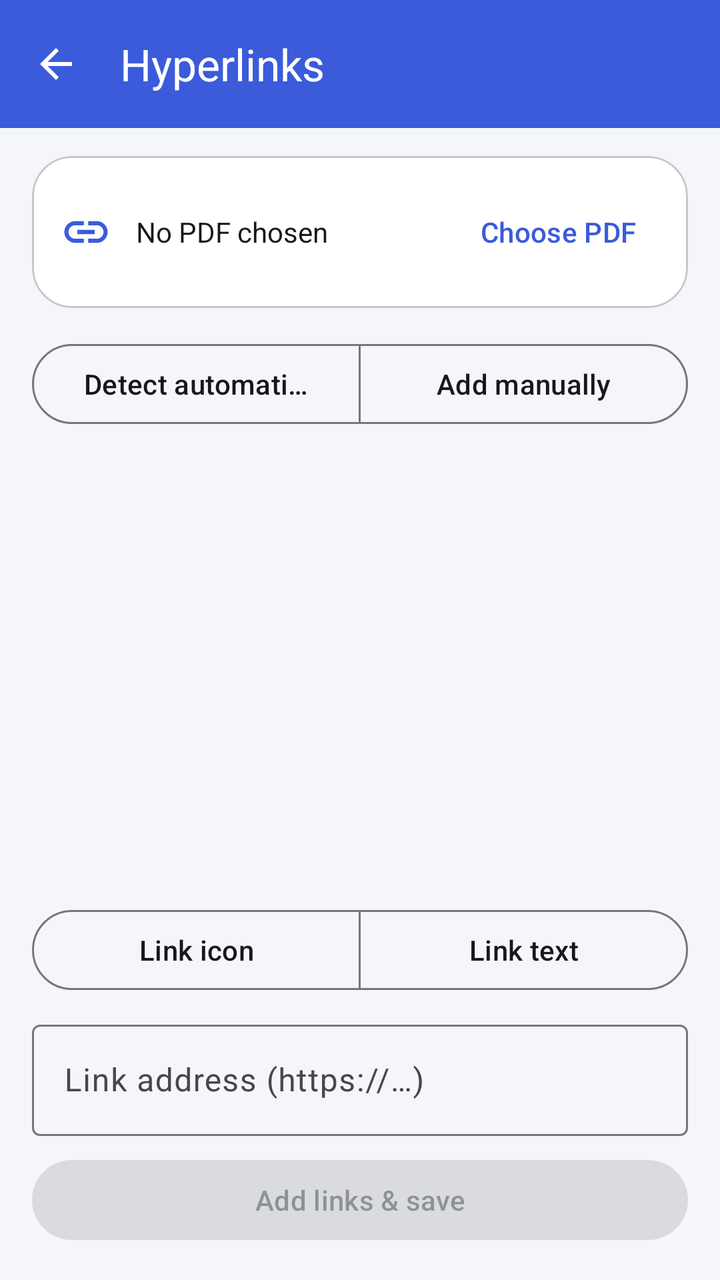
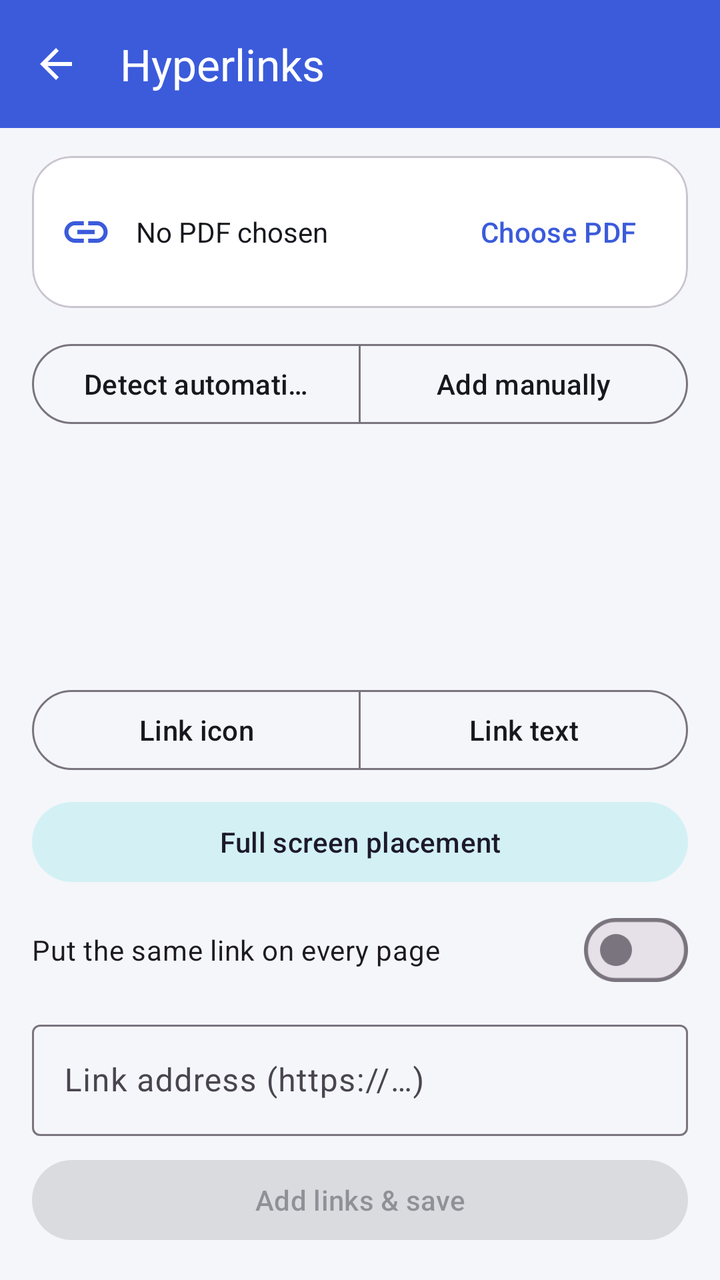

Screens rendered from an Android XML layout before and after an edit, with the pre-edit source and the edit as a unified diff.
<!-- AndroidManifest.xml: application theme Theme.PDFsmith -->
<!-- res/layout/activity_links.xml -->
<?xml version="1.0" encoding="utf-8"?>
<LinearLayout xmlns:android="http://schemas.android.com/apk/res/android"
    xmlns:app="http://schemas.android.com/apk/res-auto"
    android:layout_width="match_parent"
    android:layout_height="match_parent"
    android:background="@color/app_background"
    android:orientation="vertical">

    <com.google.android.material.appbar.MaterialToolbar
        android:id="@+id/toolbar"
        android:layout_width="match_parent"
        android:layout_height="?attr/actionBarSize"
        android:background="?attr/colorPrimary"
        app:navigationIcon="@drawable/ic_back"
        app:navigationIconTint="@color/white"
        app:title="@string/tool_links"
        app:titleTextColor="@color/white" />

    <com.google.android.material.card.MaterialCardView
        android:layout_width="match_parent"
        android:layout_height="wrap_content"
        android:layout_marginStart="16dp"
        android:layout_marginTop="14dp"
        android:layout_marginEnd="16dp"
        app:cardCornerRadius="20dp">

        <LinearLayout
            android:layout_width="match_parent"
            android:layout_height="wrap_content"
            android:gravity="center_vertical"
            android:orientation="horizontal"
            android:padding="14dp">

            <ImageView
                android:layout_width="26dp"
                android:layout_height="26dp"
                android:contentDescription="@string/tool_links"
                android:src="@drawable/ic_link"
                app:tint="@color/brand_primary" />

            <TextView
                android:id="@+id/fileName"
                android:layout_width="0dp"
                android:layout_height="wrap_content"
                android:layout_marginStart="12dp"
                android:layout_weight="1"
                android:ellipsize="middle"
                android:maxLines="1"
                android:text="@string/msg_no_file_chosen"
                android:textColor="@color/text_primary"
                android:textSize="14sp" />

            <com.google.android.material.button.MaterialButton
                android:id="@+id/btnChoose"
                style="@style/Widget.Material3.Button.TextButton"
                android:layout_width="wrap_content"
                android:layout_height="wrap_content"
                android:text="@string/action_choose_pdf" />
        </LinearLayout>
    </com.google.android.material.card.MaterialCardView>

    <com.google.android.material.button.MaterialButtonToggleGroup
        android:id="@+id/modeGroup"
        android:layout_width="match_parent"
        android:layout_height="wrap_content"
        android:layout_marginStart="16dp"
        android:layout_marginTop="14dp"
        android:layout_marginEnd="16dp"
        app:selectionRequired="true"
        app:singleSelection="true">

        <com.google.android.material.button.MaterialButton
            android:id="@+id/modeAuto"
            style="@style/Widget.Material3.Button.OutlinedButton"
            android:layout_width="0dp"
            android:layout_height="wrap_content"
            android:layout_weight="1"
            android:text="@string/links_mode_auto" />

        <com.google.android.material.button.MaterialButton
            android:id="@+id/modeManual"
            style="@style/Widget.Material3.Button.OutlinedButton"
            android:layout_width="0dp"
            android:layout_height="wrap_content"
            android:layout_weight="1"
            android:text="@string/links_mode_manual" />
    </com.google.android.material.button.MaterialButtonToggleGroup>

    <TextView
        android:id="@+id/info"
        android:layout_width="match_parent"
        android:layout_height="wrap_content"
        android:paddingStart="16dp"
        android:paddingTop="12dp"
        android:paddingEnd="16dp"
        android:textColor="@color/text_secondary"
        android:textSize="13sp" />

    <ScrollView
        android:id="@+id/listWrap"
        android:layout_width="match_parent"
        android:layout_height="0dp"
        android:layout_weight="1"
        android:paddingStart="12dp"
        android:paddingEnd="12dp">

        <LinearLayout
            android:id="@+id/linkList"
            android:layout_width="match_parent"
            android:layout_height="wrap_content"
            android:orientation="vertical" />
    </ScrollView>

    <LinearLayout
        android:id="@+id/manualWrap"
        android:layout_width="match_parent"
        android:layout_height="0dp"
        android:layout_weight="1"
        android:orientation="vertical"
        android:visibility="gone">

        <FrameLayout
            android:layout_width="match_parent"
            android:layout_height="0dp"
            android:layout_weight="1"
            android:background="@color/viewer_bg">

            <ImageView
                android:id="@+id/pageImage"
                android:layout_width="match_parent"
                android:layout_height="match_parent"
                android:contentDescription="@string/tool_links"
                android:scaleType="fitCenter" />

            <com.vk062777.pdfsmith.ui.CropView
                android:id="@+id/rectPick"
                android:layout_width="match_parent"
                android:layout_height="match_parent" />
        </FrameLayout>

        <LinearLayout
            android:layout_width="match_parent"
            android:layout_height="wrap_content"
            android:gravity="center_vertical"
            android:orientation="horizontal"
            android:paddingTop="4dp">

            <ImageButton
                android:id="@+id/prevPage"
                android:layout_width="44dp"
                android:layout_height="44dp"
                android:background="?attr/selectableItemBackgroundBorderless"
                android:contentDescription="@string/action_move_up"
                android:src="@drawable/ic_chevron_left"
                app:tint="@color/text_primary" />

            <TextView
                android:id="@+id/pageLabel"
                android:layout_width="0dp"
                android:layout_height="wrap_content"
                android:layout_weight="1"
                android:gravity="center"
                android:textColor="@color/text_secondary"
                android:textSize="13sp" />

            <ImageButton
                android:id="@+id/nextPage"
                android:layout_width="44dp"
                android:layout_height="44dp"
                android:background="?attr/selectableItemBackgroundBorderless"
                android:contentDescription="@string/action_move_down"
                android:src="@drawable/ic_chevron_right"
                app:tint="@color/text_primary" />
        </LinearLayout>
    </LinearLayout>

    <com.google.android.material.button.MaterialButtonToggleGroup
        android:id="@+id/kindGroup"
        android:layout_width="match_parent"
        android:layout_height="wrap_content"
        android:layout_marginStart="16dp"
        android:layout_marginTop="10dp"
        android:layout_marginEnd="16dp"
        app:selectionRequired="true"
        app:singleSelection="true">

        <com.google.android.material.button.MaterialButton
            android:id="@+id/kindIcon"
            style="@style/Widget.Material3.Button.OutlinedButton"
            android:layout_width="0dp"
            android:layout_height="wrap_content"
            android:layout_weight="1"
            android:text="@string/links_kind_icon" />

        <com.google.android.material.button.MaterialButton
            android:id="@+id/kindText"
            style="@style/Widget.Material3.Button.OutlinedButton"
            android:layout_width="0dp"
            android:layout_height="wrap_content"
            android:layout_weight="1"
            android:text="@string/links_kind_text" />
    </com.google.android.material.button.MaterialButtonToggleGroup>

    <com.google.android.material.textfield.TextInputLayout
        android:id="@+id/textWrap"
        style="@style/Widget.Material3.TextInputLayout.OutlinedBox"
        android:layout_width="match_parent"
        android:layout_height="wrap_content"
        android:layout_marginStart="16dp"
        android:layout_marginTop="8dp"
        android:layout_marginEnd="16dp"
        android:hint="@string/hint_link_text"
        android:visibility="gone">

        <com.google.android.material.textfield.TextInputEditText
            android:id="@+id/textInput"
            android:layout_width="match_parent"
            android:layout_height="wrap_content"
            android:inputType="text"
            android:maxLines="1" />
    </com.google.android.material.textfield.TextInputLayout>

    <LinearLayout
        android:id="@+id/fontRow"
        android:layout_width="match_parent"
        android:layout_height="wrap_content"
        android:layout_marginStart="16dp"
        android:layout_marginTop="8dp"
        android:layout_marginEnd="16dp"
        android:gravity="center_vertical"
        android:orientation="horizontal"
        android:visibility="gone">

        <Spinner
            android:id="@+id/fontSpinner"
            android:layout_width="0dp"
            android:layout_height="wrap_content"
            android:layout_weight="1" />

        <com.google.android.material.textfield.TextInputLayout
            style="@style/Widget.Material3.TextInputLayout.OutlinedBox"
            android:layout_width="96dp"
            android:layout_height="wrap_content"
            android:layout_marginStart="10dp"
            android:hint="@string/hint_link_size">

            <com.google.android.material.textfield.TextInputEditText
                android:id="@+id/sizeInput"
                android:layout_width="match_parent"
                android:layout_height="wrap_content"
                android:inputType="number"
                android:maxLines="1"
                android:text="18" />
        </com.google.android.material.textfield.TextInputLayout>


    </LinearLayout>


    <LinearLayout
        android:id="@+id/opacityRow"
        android:layout_width="match_parent"
        android:layout_height="wrap_content"
        android:layout_marginStart="16dp"
        android:layout_marginTop="8dp"
        android:layout_marginEnd="16dp"
        android:gravity="center_vertical"
        android:orientation="horizontal"
        android:visibility="gone">

        <TextView
            android:layout_width="0dp"
            android:layout_height="wrap_content"
            android:layout_weight="1"
            android:text="@string/label_link_opacity"
            android:textColor="@color/text_secondary"
            android:textSize="13sp" />

        <com.google.android.material.textfield.TextInputLayout
            style="@style/Widget.Material3.TextInputLayout.OutlinedBox"
            android:layout_width="120dp"
            android:layout_height="wrap_content"
            android:hint="@string/hint_link_opacity">

            <com.google.android.material.textfield.TextInputEditText
                android:id="@+id/opacityInput"
                android:layout_width="match_parent"
                android:layout_height="wrap_content"
                android:inputType="number"
                android:maxLines="1"
                android:text="100" />
        </com.google.android.material.textfield.TextInputLayout>
    </LinearLayout>

    <LinearLayout
        android:id="@+id/colourRow"
        android:layout_width="match_parent"
        android:layout_height="wrap_content"
        android:layout_marginStart="16dp"
        android:layout_marginTop="10dp"
        android:layout_marginEnd="16dp"
        android:gravity="center_vertical"
        android:orientation="horizontal"
        android:visibility="gone" />

    <com.google.android.material.textfield.TextInputLayout
        android:id="@+id/urlWrap"
        style="@style/Widget.Material3.TextInputLayout.OutlinedBox"
        android:layout_width="match_parent"
        android:layout_height="wrap_content"
        android:layout_marginStart="16dp"
        android:layout_marginTop="8dp"
        android:layout_marginEnd="16dp"
        android:hint="@string/hint_link_url">

        <com.google.android.material.textfield.TextInputEditText
            android:id="@+id/urlInput"
            android:layout_width="match_parent"
            android:layout_height="wrap_content"
            android:inputType="textUri"
            android:maxLines="1" />
    </com.google.android.material.textfield.TextInputLayout>

    <com.google.android.material.button.MaterialButton
        android:id="@+id/btnRun"
        android:layout_width="match_parent"
        android:layout_height="wrap_content"
        android:layout_marginStart="16dp"
        android:layout_marginTop="8dp"
        android:layout_marginEnd="16dp"
        android:layout_marginBottom="16dp"
        android:enabled="false"
        android:text="@string/links_add_save" />

</LinearLayout>
<!-- resources referenced by this layout -->
<resources>
  <color name="app_background">#FFF5F6FA</color>
  <color name="brand_primary">#FF3B5BDB</color>
  <color name="text_primary">#FF16181D</color>
  <color name="text_secondary">#FF5B6472</color>
  <color name="viewer_bg">#FF2B2D33</color>
  <color name="white">#FFFFFFFF</color>
  <!-- drawable ic_back (drawable) -->
  <?xml version="1.0" encoding="utf-8"?>
  <vector xmlns:android="http://schemas.android.com/apk/res/android"
      android:width="24dp" android:height="24dp"
      android:viewportWidth="24" android:viewportHeight="24"
  >
          <path android:fillColor="#FF000000" android:pathData="M20,11H7.8l5.6,-5.6L12,4l-8,8l8,8l1.4,-1.4L7.8,13H20z"/>
  </vector>
  <!-- drawable ic_chevron_left (drawable) -->
  <?xml version="1.0" encoding="utf-8"?>
  <vector xmlns:android="http://schemas.android.com/apk/res/android"
      android:width="24dp" android:height="24dp"
      android:viewportWidth="24" android:viewportHeight="24">
      <path android:fillColor="#FF000000" android:pathData="M15.4,7.4L14,6l-6,6l6,6l1.4,-1.4L10.8,12z"/>
  </vector>
  <!-- drawable ic_chevron_right (drawable) -->
  <?xml version="1.0" encoding="utf-8"?>
  <vector xmlns:android="http://schemas.android.com/apk/res/android"
      android:width="24dp" android:height="24dp"
      android:viewportWidth="24" android:viewportHeight="24">
      <path android:fillColor="#FF000000" android:pathData="M8.6,16.6L10,18l6,-6l-6,-6l-1.4,1.4L13.2,12z"/>
  </vector>
  <!-- drawable ic_link (drawable) -->
  <?xml version="1.0" encoding="utf-8"?>
  <vector xmlns:android="http://schemas.android.com/apk/res/android"
      android:width="24dp" android:height="24dp"
      android:viewportWidth="24" android:viewportHeight="24">
      <path android:fillColor="#FF000000"
          android:pathData="M3.9,12c0,-1.71 1.39,-3.1 3.1,-3.1h4V7H7c-2.76,0 -5,2.24 -5,5s2.24,5 5,5h4v-1.9H7c-1.71,0 -3.1,-1.39 -3.1,-3.1zM8,13h8v-2H8v2zM17,7h-4v1.9h4c1.71,0 3.1,1.39 3.1,3.1s-1.39,3.1 -3.1,3.1h-4V17h4c2.76,0 5,-2.24 5,-5s-2.24,-5 -5,-5z" />
  </vector>
  <string name="action_choose_pdf">Choose PDF</string>
  <string name="action_move_down">Move down</string>
  <string name="action_move_up">Move up</string>
  <string name="hint_link_opacity">Opacity %</string>
  <string name="hint_link_size">Size</string>
  <string name="hint_link_text">Text to show on the page</string>
  <string name="hint_link_url">Link address (https://\u2026)</string>
  <string name="label_link_opacity">Link opacity</string>
  <string name="links_add_save">Add links &amp; save</string>
  <string name="links_kind_icon">Link icon</string>
  <string name="links_kind_text">Link text</string>
  <string name="links_mode_auto">Detect automatically</string>
  <string name="links_mode_manual">Add manually</string>
  <string name="msg_no_file_chosen">No PDF chosen</string>
  <string name="tool_links">Hyperlinks</string>
  <color name="brand_secondary">#FF0C8599</color>
  <color name="brand_secondary_container">#FFD3F1F5</color>
  <color name="surface">#FFFFFFFF</color>
  <style name="Animation.PDFsmith" parent="@android:style/Animation.Activity">
          <item name="android:activityOpenEnterAnimation">@anim/slide_in_right</item>
          <item name="android:activityOpenExitAnimation">@anim/fade_out_slight</item>
          <item name="android:activityCloseEnterAnimation">@anim/fade_in_slight</item>
          <item name="android:activityCloseExitAnimation">@anim/slide_out_right</item>
      </style>
  <!-- unchanged entries left out for length: 1 -->
</resources>

<!-- the commit's change to res/layout/activity_links.xml (unified diff, before → after) -->
@@ -303,6 +303,26 @@
         android:orientation="horizontal"
         android:visibility="gone" />
 
+
+    <com.google.android.material.button.MaterialButton
+        android:id="@+id/btnPlace"
+        style="@style/Widget.Material3.Button.TonalButton"
+        android:layout_width="match_parent"
+        android:layout_height="wrap_content"
+        android:layout_marginStart="16dp"
+        android:layout_marginTop="8dp"
+        android:layout_marginEnd="16dp"
+        android:text="@string/links_fullscreen" />
+
+    <com.google.android.material.materialswitch.MaterialSwitch
+        android:id="@+id/applyAll"
+        android:layout_width="match_parent"
+        android:layout_height="wrap_content"
+        android:layout_marginStart="16dp"
+        android:layout_marginTop="6dp"
+        android:layout_marginEnd="16dp"
+        android:text="@string/links_apply_all" />
+
     <com.google.android.material.textfield.TextInputLayout
         android:id="@+id/urlWrap"
         style="@style/Widget.Material3.TextInputLayout.OutlinedBox"
<!-- resource entries referenced after the edit -->
@@ -45,6 +45,8 @@
   <string name="hint_link_url">Link address (https://\u2026)</string>
   <string name="label_link_opacity">Link opacity</string>
   <string name="links_add_save">Add links &amp; save</string>
+  <string name="links_apply_all">Put the same link on every page</string>
+  <string name="links_fullscreen">Full screen placement</string>
   <string name="links_kind_icon">Link icon</string>
   <string name="links_kind_text">Link text</string>
   <string name="links_mode_auto">Detect automatically</string>
